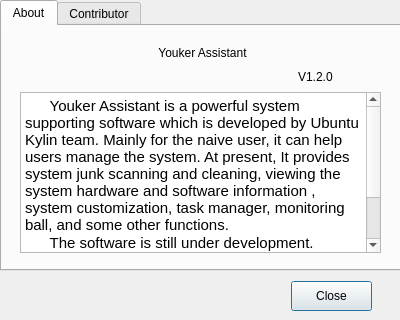
UbuntuKylin/youker-assistant, file src/aboutdialog.ui: the form before one commit.
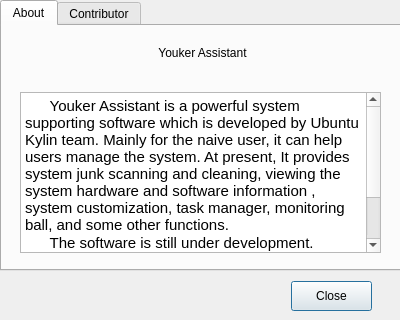
The form after the commit. Icons and pictures are not drawn.

Diff of the .ui file:
```diff
--- a/src/aboutdialog.ui
+++ b/src/aboutdialog.ui
@@ -83,7 +83,7 @@
       </rect>
      </property>
      <property name="text">
-      <string>V1.2.0</string>
+      <string/>
      </property>
     </widget>
     <widget class="QTextEdit" name="textEdit">
```
Left out of the diff: 2 changed lines with no effect on the pictures.
